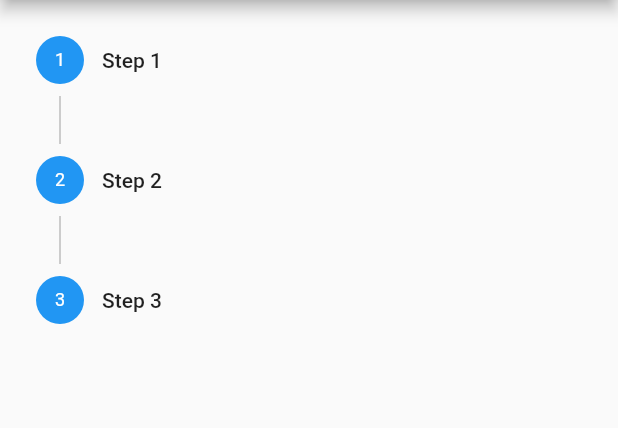
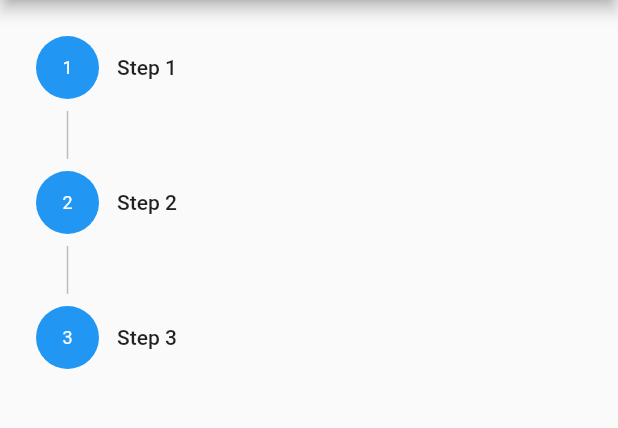
Before and after one commit to JSosna/Learning_Plan, a Flutter app: the screen it shows after launch, on a phone screen of 412 x 824 dp, the part 84-512 px from its top. Run offline on Flutter 3.47's test engine with Material 2 defaults, Android fonts, the phone set to English and light mode, and no system bars; statements that could not run were skipped.

Commit message:
Improve drag and drop visuals.

```diff
--- a/lib/custom_stepper.dart
+++ b/lib/custom_stepper.dart
@@ -27,7 +27,7 @@ const Color _kCircleActiveLight = Colors.white;
 const Color _kCircleActiveDark = Colors.black87;
 const Color _kDisabledLight = Colors.black38;
 const Color _kDisabledDark = Colors.white38;
-const double _kStepSize = 32.0;
+const double _kStepSize = 42.0;
 const double _kTriangleHeight =
     _kStepSize * 0.866025; // Triangle height. sqrt(3.0) / 2.0
 
@@ -265,6 +265,23 @@ class _StepperState extends State<CustomStepper> with TickerProviderStateMixin {
     return Draggable(
       data: index,
       axis: Axis.vertical,
+      childWhenDragging: Container(
+        margin: const EdgeInsets.symmetric(vertical: 8.0),
+        width: _kStepSize,
+        height: _kStepSize,
+        child: AnimatedContainer(
+          curve: Curves.fastOutSlowIn,
+          duration: kThemeAnimationDuration,
+          decoration: BoxDecoration(
+            color: _circleColor(index).withAlpha(80),
+            shape: BoxShape.circle,
+          ),
+          child: Center(
+            child: _buildCircleChild(index,
+                oldState && widget.steps[index].state == StepState.error),
+          ),
+        ),
+      ),
       feedback: Container(
         margin: const EdgeInsets.symmetric(vertical: 8.0),
         width: _kStepSize,
@@ -285,7 +302,7 @@ class _StepperState extends State<CustomStepper> with TickerProviderStateMixin {
             curve: Curves.fastOutSlowIn,
             duration: kThemeAnimationDuration,
             decoration: BoxDecoration(
-              color: _circleColor(index),
+              color: hoveringOver == index ? Colors.green : _circleColor(index),
               shape: BoxShape.circle,
             ),
             child: Center(
@@ -302,12 +319,25 @@ class _StepperState extends State<CustomStepper> with TickerProviderStateMixin {
             builder: (context, List<int?> candidateData, rejectedData) {
               return Container();
             },
-            onWillAccept: (data) => true,
+            onWillAccept: (data) {
+              print("Over");
+              setState(() {
+                hoveringOver = index;
+              });
+              return true;
+            },
+            onLeave: (data) {
+              print("Left");
+              setState(() {
+                hoveringOver = null;
+              });
+            },
             onAccept: (data) {
               var oldIndex = int.tryParse(data.toString());
 
               if (widget.onStepDropAccepted != null && oldIndex != null) {
                 widget.onStepDropAccepted!(oldIndex, index);
+                hoveringOver = null;
               }
             },
           ),
@@ -315,6 +345,8 @@ class _StepperState extends State<CustomStepper> with TickerProviderStateMixin {
       ]),
     );
   }
+
+  int? hoveringOver;
 
   Widget _buildTriangle(int index, bool oldState) {
     return Container(
@@ -535,8 +567,7 @@ class _StepperState extends State<CustomStepper> with TickerProviderStateMixin {
                   PopupMenuItem<ValueSetter<int>>(
                     child: Text("Rename"),
                     value: widget.onStepRename,
-                  ),
-                PopupMenuItem(child: Text("Change Step Color"))
+                  )
               ],
               onSelected: (ValueSetter<int> callback) {
                 callback(index);
```
